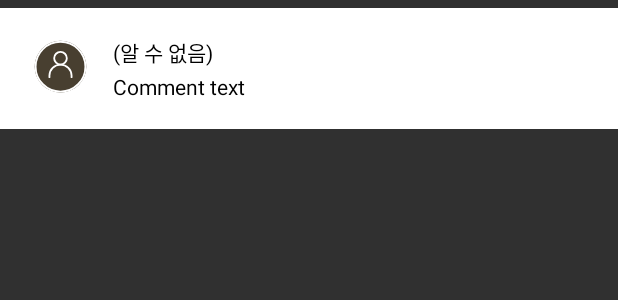
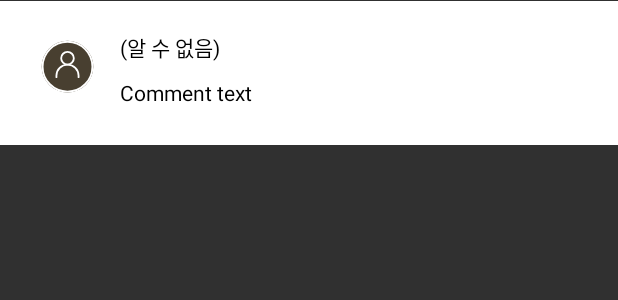
Before and after one commit to mocacong/Android, an Android app: the layout comment_view.xml on its own in the app's theme, with its tools: preview values and no code run, on a phone screen of 412 x 824 dp. Shown: the top 300 px of the screen. Run offline under Robolectric (Android 15) with nearby library versions, the phone set to English and light mode, and no system bars; network calls fail.

Commit message:
refact: 코멘트 뷰 관련 로직 리팩토링
- 커스텀 뷰를 사용하지 않아 중복된 CafeCommentsAdapter.kt CommentView 사용하도록 수정
- CommentView에 Comment 데이터 바로 바인딩 되도록 수정

```diff
--- a/app/src/main/res/layout/item_comment_view.xml
+++ b/app/src/main/res/layout/comment_view.xml
@@ -2,15 +2,15 @@
 <androidx.constraintlayout.widget.ConstraintLayout xmlns:android="http://schemas.android.com/apk/res/android"
     xmlns:app="http://schemas.android.com/apk/res-auto"
     android:layout_width="match_parent"
-    android:layout_marginVertical="5dp"
-    android:padding="15dp"
     android:layout_height="wrap_content"
+    android:layout_marginVertical="0.5dp"
     android:background="@color/white">
 
     <de.hdodenhof.circleimageview.CircleImageView
         android:id="@+id/profileImage"
         android:layout_width="50dp"
         android:layout_height="50dp"
+        android:layout_margin="20dp"
         android:padding="5dp"
         android:src="@drawable/comment_profile"
         app:layout_constraintLeft_toLeftOf="parent"
@@ -22,9 +22,9 @@
         android:layout_height="15dp"
         android:background="@drawable/round_btn"
         android:backgroundTint="@color/ssook"
-        android:textColor="@color/white"
         android:gravity="center"
         android:text="my"
+        android:textColor="@color/white"
         android:textSize="8sp"
         android:visibility="gone"
         app:layout_constraintBaseline_toBottomOf="@id/profileImage"
@@ -36,6 +36,7 @@
         android:layout_width="wrap_content"
         android:layout_height="wrap_content"
         android:layout_marginLeft="10dp"
+        android:layout_marginTop="20dp"
         android:text="(알 수 없음)"
         android:textColor="@color/black"
         app:layout_constraintBottom_toTopOf="@id/commentTextView"
@@ -47,82 +48,58 @@
         android:layout_width="0dp"
         android:layout_height="wrap_content"
         android:ellipsize="end"
-        android:maxLines="1"
+        android:maxLines="2"
+        android:layout_marginTop="10dp"
         android:text="Comment text"
         android:textColor="@color/black"
+        android:layout_marginBottom="25dp"
+        android:layout_marginRight="20dp"
         app:layout_constraintBottom_toBottomOf="parent"
         app:layout_constraintLeft_toLeftOf="@id/nicknameTextView"
         app:layout_constraintRight_toLeftOf="@id/moreButton"
-        app:layout_constraintTop_toBottomOf="@id/nicknameTextView"
-
-        />
+        app:layout_constraintTop_toBottomOf="@id/nicknameTextView" />
 
     <TextView
         android:id="@+id/moreButton"
         android:layout_width="wrap_content"
         android:layout_height="wrap_content"
-        android:layout_marginRight="10dp"
+        android:layout_marginRight="15dp"
         android:text="더보기"
         android:visibility="gone"
-        app:layout_constraintBottom_toBottomOf="parent"
-        app:layout_constraintRight_toRightOf="parent"
-        app:layout_constraintTop_toTopOf="parent" />
+        android:textColor="@color/textGray"
+        app:layout_constraintBaseline_toBaselineOf="@id/commentTextView"
+        app:layout_constraintRight_toRightOf="parent" />
 
     <LinearLayout
-        android:id="@+id/mySwipeMenu"
+        android:id="@+id/myMenu"
         android:layout_width="wrap_content"
-        android:layout_height="0dp"
-        android:background="@color/textGray"
-        android:gravity="center"
+        android:layout_height="wrap_content"
+        android:visibility="gone"
+        android:layout_marginRight="10dp"
         android:orientation="horizontal"
-        android:padding="10dp"
-        android:visibility="gone"
-        app:layout_constraintBottom_toBottomOf="parent"
         app:layout_constraintRight_toRightOf="parent"
-        app:layout_constraintTop_toTopOf="parent">
-
+        app:layout_constraintBottom_toBottomOf="@id/nicknameTextView"
+        >
         <ImageButton
             android:id="@+id/editBtn"
-            android:layout_width="22dp"
-            android:layout_height="22dp"
-            android:layout_marginRight="10dp"
+            android:layout_width="25dp"
+            android:layout_height="25dp"
+            android:src="@drawable/detail_btn_edit"
             android:background="@color/transparent"
+            android:padding="5dp"
             android:scaleType="fitCenter"
-            android:src="@drawable/detail_btn_edit"
-            app:tint="@color/white" />
-
+            app:tint="@color/ssook" />
         <ImageButton
             android:id="@+id/deleteBtn"
             android:layout_width="25dp"
             android:layout_height="25dp"
+            android:textColor="@color/textGray"
+            android:src="@drawable/icon_delete"
+            app:tint="@color/red"
+            android:scaleType="fitCenter"
             android:background="@color/transparent"
-            android:padding="2dp"
-            android:scaleType="fitCenter"
-            android:src="@drawable/icon_delete"
-            app:tint="@color/white" />
+            android:padding="5dp"
+            />
     </LinearLayout>
 
-    <LinearLayout
-        android:id="@+id/othersSwipeMenu"
-        android:layout_width="wrap_content"
-        android:layout_height="0dp"
-        android:background="@color/textGray"
-        android:gravity="center"
-        android:orientation="horizontal"
-        android:padding="10dp"
-        android:visibility="gone"
-        app:layout_constraintBottom_toBottomOf="parent"
-        app:layout_constraintRight_toRightOf="parent"
-        app:layout_constraintTop_toTopOf="parent">
-
-        <ImageButton
-            android:id="@+id/warningBtn"
-            android:layout_width="25dp"
-            android:layout_height="25dp"
-            android:background="@color/transparent"
-            android:padding="2dp"
-            android:scaleType="fitCenter"
-            android:src="@drawable/icon_warning"
-            app:tint="@color/white" />
-    </LinearLayout>
 </androidx.constraintlayout.widget.ConstraintLayout>
```
Also changed, not shown: app/src/main/java/com/konkuk/mocacong/activities/CafeDetailActivity.kt (+1 -6 lines), app/src/main/java/com/konkuk/mocacong/adapter/CafeCommentsAdapter.kt (+4 -36 lines), app/src/main/java/com/konkuk/mocacong/ui/CommentView.kt (+41 -16 lines).
